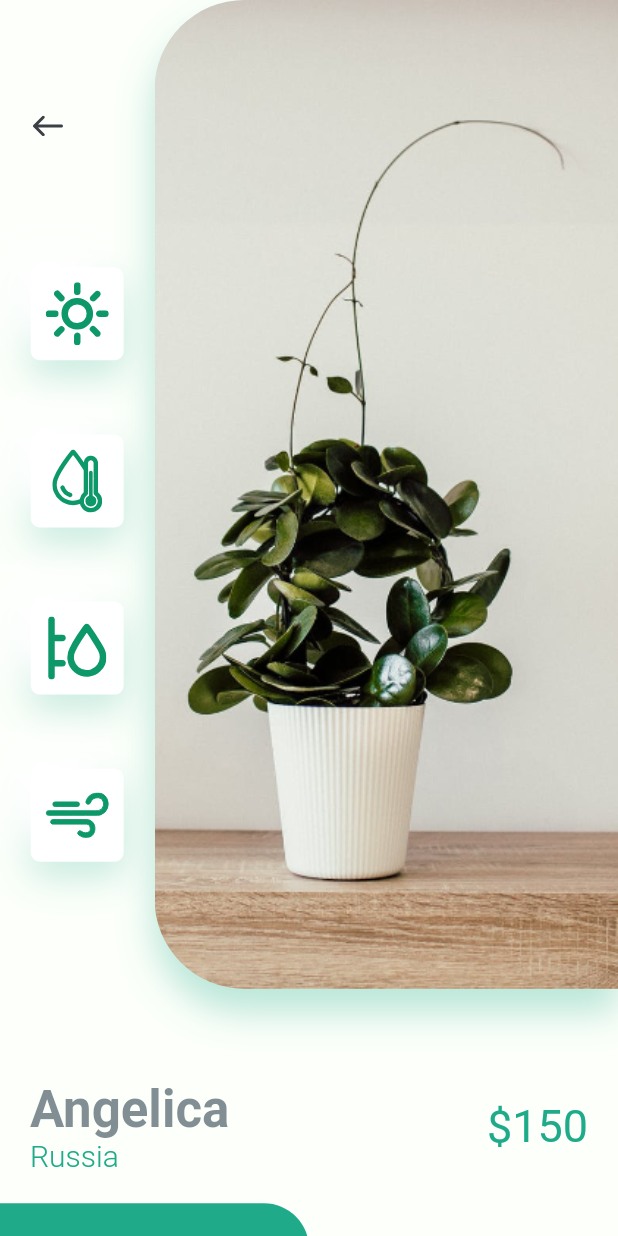
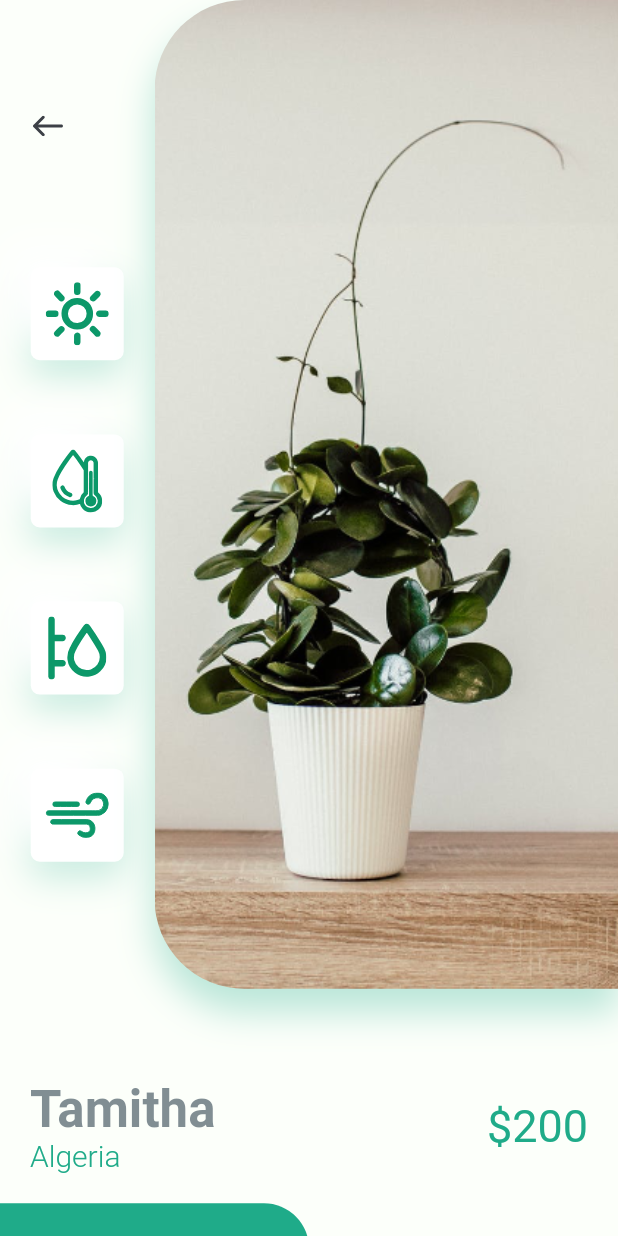
Before and after one commit to parthit/FlutterAppDev, a Flutter app: the screen it shows after launch, after a tap on an icon or button, on a phone screen of 412 x 824 dp. Run offline on Flutter 3.47's test engine with Material 2 defaults, Android fonts, the phone set to English and light mode, and no system bars; our stand-ins replace flutter_svg.

Commit message:
Add ability to pass context from Home Screen to Details Screen

```diff
--- a/plantstore_ui/lib/screens/details/details_body.dart
+++ b/plantstore_ui/lib/screens/details/details_body.dart
@@ -4,6 +4,11 @@ import 'components/image_and_icons.dart';
 import 'components/title_and_price.dart';
 
 class DBody extends StatelessWidget {
+  final String title, country;
+  final int price;
+
+  DBody({this.title, this.country, this.price});
+
   @override
   Widget build(BuildContext context) {
     Size size = MediaQuery.of(context).size;
@@ -12,9 +17,9 @@ class DBody extends StatelessWidget {
         children: <Widget>[
           ImageAndIconsCard(size: size),
           TitleAndPrice(
-            title: "Angelica",
-            country: "Russia",
-            price: 150,
+            title: title,
+            country: country,
+            price: price,
           ),
           Row(
             children: <Widget>[
--- a/plantstore_ui/lib/screens/details_screen.dart
+++ b/plantstore_ui/lib/screens/details_screen.dart
@@ -2,10 +2,21 @@ import 'package:flutter/material.dart';
 import 'package:plantstore_ui/screens/details/details_body.dart';
 
 class DetailsScreen extends StatelessWidget {
+  final String title, country;
+  final int price;
+
+  DetailsScreen({this.price, this.country, this.title});
+
+  //I have not included image because I could not find high res versions of the same
+  //Hence all images in Details Screen are of the same plant
   @override
   Widget build(BuildContext context) {
     return Scaffold(
-      body: DBody(),
+      body: DBody(
+        title: title,
+        country: country,
+        price: price,
+      ),
     );
   }
 }
--- a/plantstore_ui/lib/screens/home/components/plant_recommendations.dart
+++ b/plantstore_ui/lib/screens/home/components/plant_recommendations.dart
@@ -22,7 +22,11 @@ class RecommendsPlants extends StatelessWidget {
               Navigator.push(
                 context,
                 MaterialPageRoute(
-                  builder: (context) => DetailsScreen(),
+                  builder: (context) => DetailsScreen(
+                    title: "Samantha",
+                    country: "Russia",
+                    price: 150,
+                  ),
                 ),
               );
             },
@@ -36,7 +40,11 @@ class RecommendsPlants extends StatelessWidget {
               Navigator.push(
                 context,
                 MaterialPageRoute(
-                  builder: (context) => DetailsScreen(),
+                  builder: (context) => DetailsScreen(
+                    title: "Angelica",
+                    country: "Japan",
+                    price: 250,
+                  ),
                 ),
               );
             },
@@ -50,7 +58,11 @@ class RecommendsPlants extends StatelessWidget {
               Navigator.push(
                 context,
                 MaterialPageRoute(
-                  builder: (context) => DetailsScreen(),
+                  builder: (context) => DetailsScreen(
+                    title: "Tamitha",
+                    country: "Algeria",
+                    price: 200,
+                  ),
                 ),
               );
             },
--- a/plantstore_ui/lib/screens/home_screen.dart
+++ b/plantstore_ui/lib/screens/home_screen.dart
@@ -9,7 +9,6 @@ class HomeScreen extends StatelessWidget {
   @override
   Widget build(BuildContext context) {
     return Scaffold(
-      //backgroundColor: kPrimaryColor,
       appBar: buildAppBar(),
       body: Body(),
       bottomNavigationBar: CustomBottomNavigationBar(),
```
